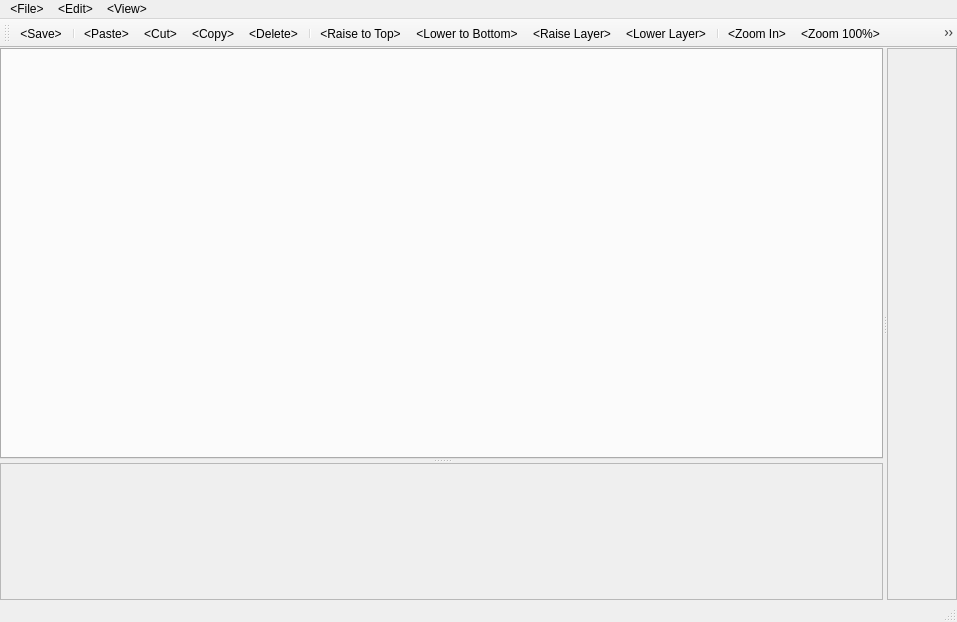
This is leveleditorwindow.ui in ExplosBlue/CoinKiller as Qt 5 draws it before an edit. The edited form follows.
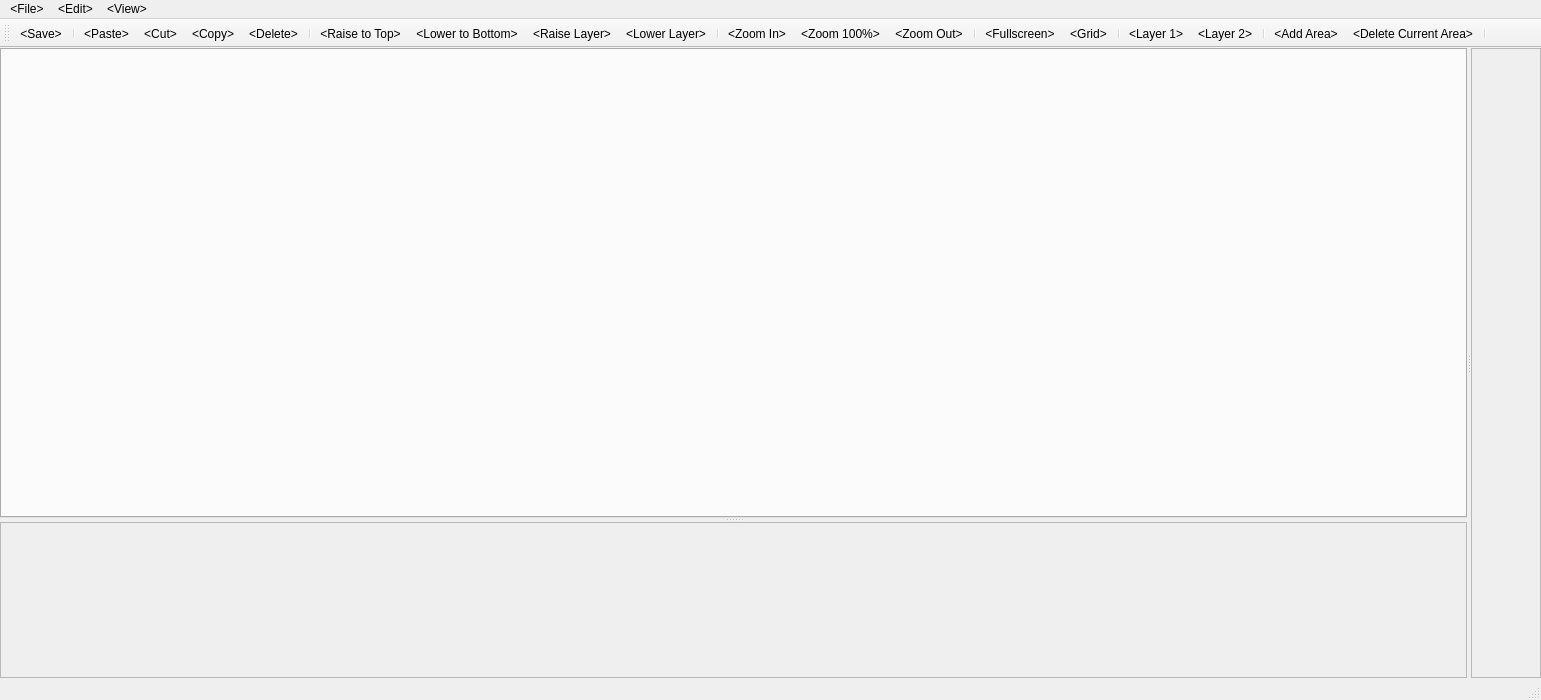
This is the edited form.

What changed in the file:
```diff
--- a/leveleditorwindow.ui
+++ b/leveleditorwindow.ui
@@ -6,8 +6,8 @@
    <rect>
     <x>0</x>
     <y>0</y>
-    <width>957</width>
-    <height>622</height>
+    <width>1541</width>
+    <height>700</height>
    </rect>
   </property>
   <property name="windowTitle">
@@ -62,8 +62,8 @@
              <rect>
               <x>0</x>
               <y>0</y>
-              <width>861</width>
-              <height>281</height>
+              <width>1445</width>
+              <height>86</height>
              </rect>
             </property>
            </widget>
@@ -82,7 +82,7 @@
           <x>0</x>
           <y>0</y>
           <width>69</width>
-          <height>556</height>
+          <height>634</height>
          </rect>
         </property>
        </widget>
@@ -96,7 +96,7 @@
     <rect>
      <x>0</x>
      <y>0</y>
-     <width>957</width>
+     <width>1541</width>
      <height>21</height>
     </rect>
    </property>
@@ -142,6 +142,9 @@
   </widget>
   <widget class="QStatusBar" name="statusbar"/>
   <widget class="QToolBar" name="toolBar">
+   <property name="enabled">
+    <bool>true</bool>
+   </property>
    <property name="windowTitle">
     <string>toolBar</string>
    </property>
@@ -175,6 +178,7 @@
    <addaction name="separator"/>
    <addaction name="actionAddArea"/>
    <addaction name="actionDeleteCurrentArea"/>
+   <addaction name="separator"/>
   </widget>
   <action name="actionToggleLayer1">
    <property name="checkable">
```
Left out of the diff: 1 changed line with no effect on the pictures.
